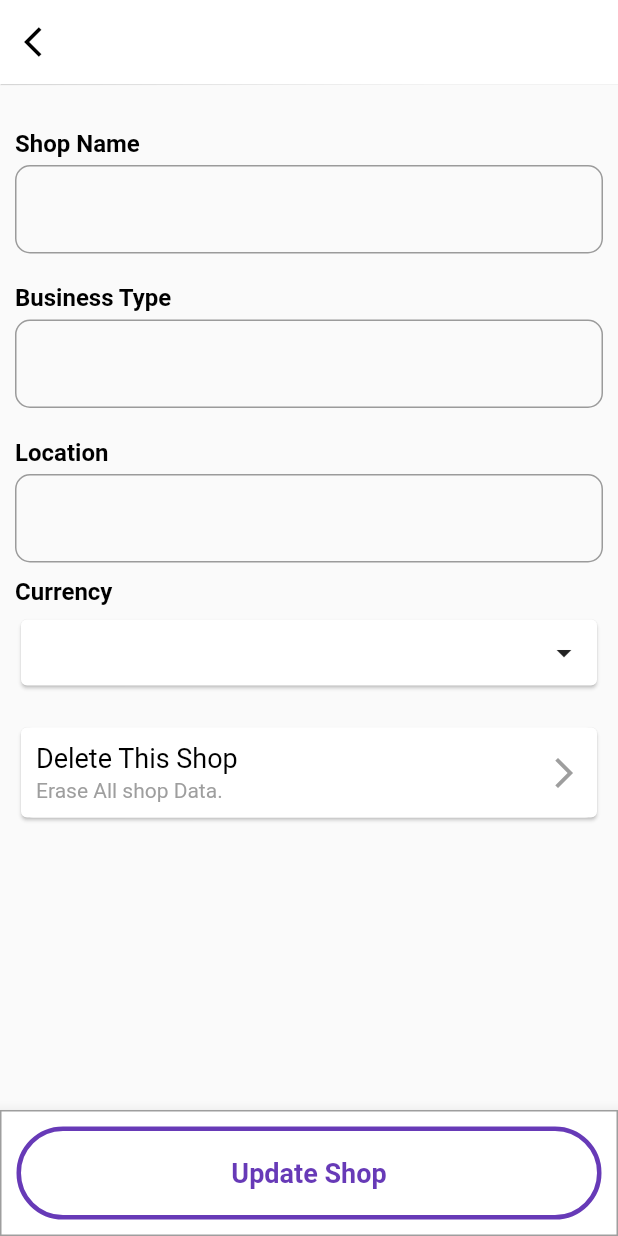
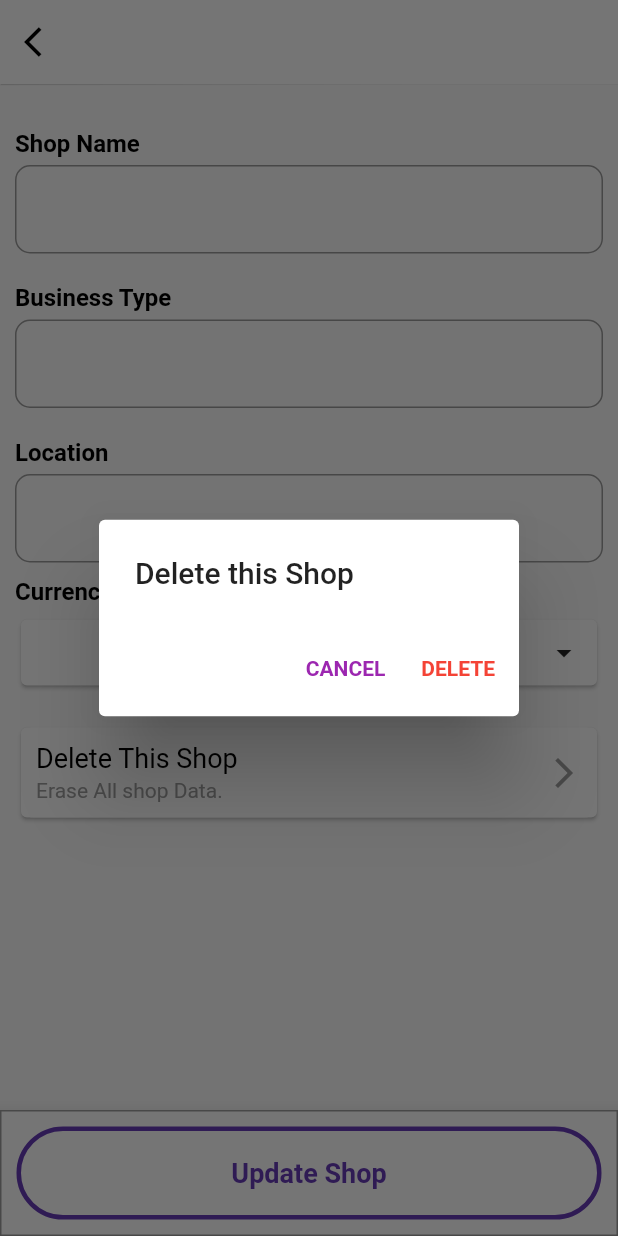
Before and after one commit to freddysundowner/newposapp, a Flutter app: the ShopDetails screen opened directly with empty values, after a tap on "Delete This Shop", on a phone screen of 412 x 824 dp. Run offline on Flutter 3.47's test engine with Material 2 defaults, Android fonts, the phone set to English and light mode, and no system bars; our stand-ins replace flutter_svg, get, google_fonts, google_nav_bar, modal_bottom_sheet, shared_preferences; missing offline and left inert: switcher_button; accounts and stored records are empty.

Commit message:
editing shop

```diff
--- a/lib/screens/shop/shop_details.dart
+++ b/lib/screens/shop/shop_details.dart
@@ -3,6 +3,7 @@ import 'package:flutterpos/controllers/AuthController.dart';
 import 'package:flutterpos/controllers/shop_controller.dart';
 import 'package:flutterpos/models/shop_model.dart';
 import 'package:flutterpos/utils/constants.dart';
+import 'package:flutterpos/widgets/shop_delete_dialog.dart';
 import 'package:get/get.dart';
 
 import '../../utils/colors.dart';
@@ -108,7 +109,13 @@ class ShopDetails extends StatelessWidget {
                     crossAxisAlignment: CrossAxisAlignment.start,
                     children: [
                       InkWell(
-                        onTap: () {},
+                        onTap: () {
+                          deleteShopDialog(context, () {
+                            shopController.deleteShop(
+                                id: shopModel.id,
+                                adminId: authController.currentUser.value?.id);
+                          });
+                        },
                         child: Container(
                           width: double.infinity,
                           child: Row(
@@ -150,7 +157,8 @@ class ShopDetails extends StatelessWidget {
             border: Border.all(width: 1, color: Colors.grey),
           ),
           child: Obx(() {
-            return shopController.updateShopLoad.value
+            return shopController.updateShopLoad.value ||
+                    shopController.deleteShopLoad.value
                 ? Center(
                     child: CircularProgressIndicator(),
                   )
@@ -161,7 +169,6 @@ class ShopDetails extends StatelessWidget {
                           id: shopModel.id,
                           adminId: authController.currentUser.value?.id);
                     },
-
                     child: Container(
                       padding: EdgeInsets.all(10),
                       width: double.infinity,
--- a/lib/services/shop.dart
+++ b/lib/services/shop.dart
@@ -20,4 +20,9 @@ class Shop {
     var response = await DbBase().databaseRequest(updateShop + id, DbBase().patchRequestType,body: body);
     return jsonDecode(response);
   }
+
+  deleteShop({required id}) async{
+    var response = await DbBase().databaseRequest(shop + id, DbBase().deleteRequestType);
+    return jsonDecode(response);
+  }
 }
--- /dev/null
+++ b/lib/widgets/shop_delete_dialog.dart
@@ -0,0 +1,34 @@
+import 'package:flutter/material.dart';
+
+deleteShopDialog(context, onclicked) {
+  showDialog(
+      context: context,
+      builder: (_) {
+        return AlertDialog(
+          title: Text("Delete this Shop"),
+          actions: [
+            TextButton(
+              onPressed: () {
+                Navigator.pop(context);
+              },
+              child: Text(
+                "Cancel".toUpperCase(),
+                style: TextStyle(
+                    color: Colors.purple, fontWeight: FontWeight.bold),
+              ),
+            ),
+            TextButton(
+              onPressed: () {
+                Navigator.pop(context);
+                onclicked();
+              },
+              child: Text(
+                "Delete".toUpperCase(),
+                style:
+                TextStyle(color: Colors.red, fontWeight: FontWeight.bold),
+              ),
+            )
+          ],
+        );
+      });
+}
```
Also changed, not shown: lib/controllers/shop_controller.dart (+15 -0 lines).
